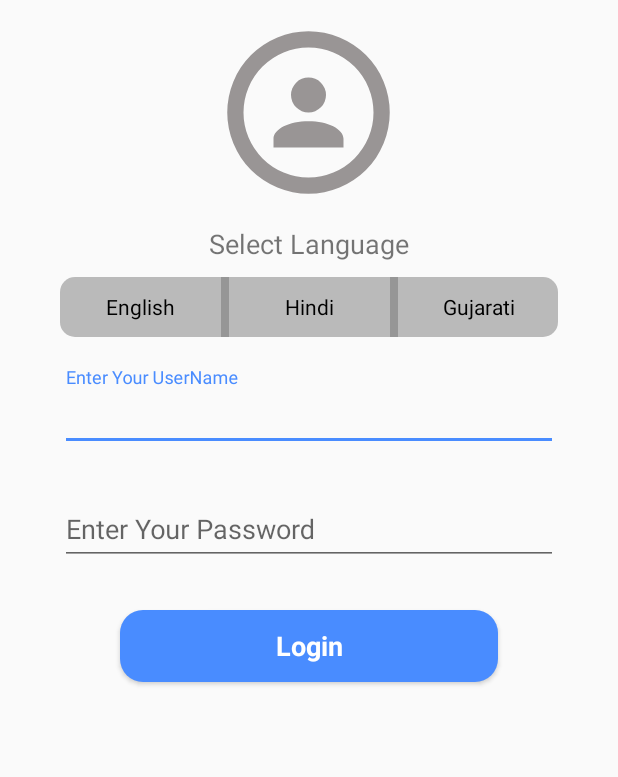
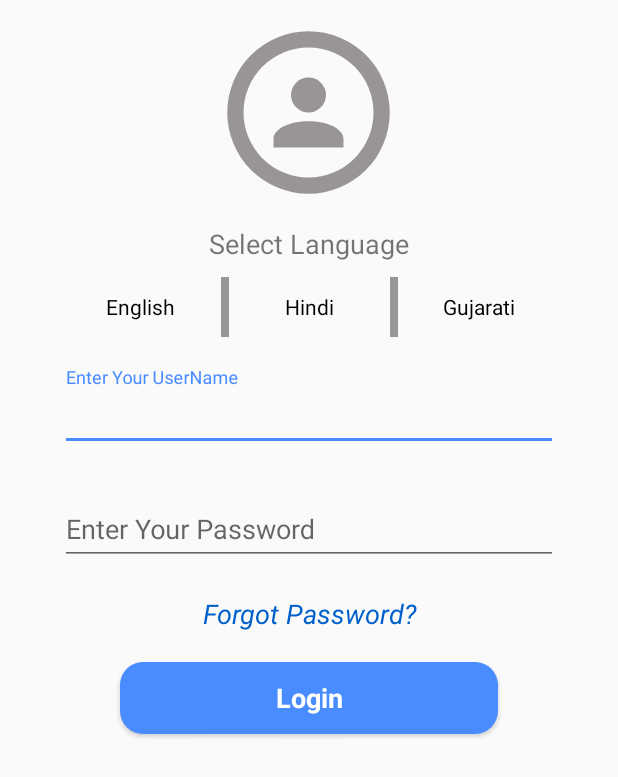
Before and after one commit to AnkitaPatel994/SKUMSchool, an Android app: the layout activity_login.xml on its own in the app's theme, with its tools: preview values and no code run, on a phone screen of 412 x 824 dp. Shown: the top 777 px of the screen. Run offline under Robolectric (Android 15) with nearby library versions, the phone set to English and light mode, and no system bars.

Commit message:
LoginActivity Changes

```diff
--- a/app/src/main/java/com/intelliworkz/skumschool/StudentDetailActivity.java
+++ b/app/src/main/java/com/intelliworkz/skumschool/StudentDetailActivity.java
@@ -22,7 +22,6 @@ public class StudentDetailActivity extends AppCompatActivity
         setContentView(R.layout.activity_student_detail);
         Toolbar toolbar = (Toolbar) findViewById(R.id.toolbar);
         setSupportActionBar(toolbar);
-        getSupportActionBar().hide();
 
         DrawerLayout drawer = (DrawerLayout) findViewById(R.id.drawer_layout);
         ActionBarDrawerToggle toggle = new ActionBarDrawerToggle(
--- a/app/src/main/res/drawable/language_swborder.xml
+++ b/app/src/main/res/drawable/language_right_swborder.xml
@@ -3,7 +3,9 @@
 
     <item>
         <shape android:shape="rectangle">
-            <corners android:radius="10dp" />
+            <corners
+                android:bottomRightRadius="10dp"
+                android:topRightRadius="10dp" />
             <gradient
                 android:angle="90"
                 android:startColor="@color/sw_color"
--- a/app/src/main/res/layout/activity_login.xml
+++ b/app/src/main/res/layout/activity_login.xml
@@ -60,7 +60,7 @@
                     android:layout_marginTop="10dp"
                     android:layout_marginLeft="40dp"
                     android:layout_marginRight="40dp"
-                    android:text="Select Language" />
+                    android:text="@string/txt_sl" />
 
                 <LinearLayout
                     android:layout_width="match_parent"
@@ -71,7 +71,6 @@
                     android:layout_marginTop="10dp"
                     android:layout_marginBottom="10dp"
                     android:gravity="center"
-                    android:background="@drawable/language_swborder"
                     android:orientation="horizontal">
 
                     <TextView
@@ -147,6 +146,20 @@
                         android:hint="@string/txt_hint_password"
                         android:inputType="textPassword" />
                 </android.support.design.widget.TextInputLayout>
+
+                <TextView
+                    android:id="@+id/txtForgotPass"
+                    android:layout_width="match_parent"
+                    android:layout_height="wrap_content"
+                    android:textSize="18dp"
+                    android:textStyle="italic"
+                    android:textColor="@color/colorPrimaryDark"
+                    android:gravity="center"
+                    android:layout_marginTop="10dp"
+                    android:layout_marginLeft="40dp"
+                    android:layout_marginRight="40dp"
+                    android:text="@string/txt_forgot_password" />
+
                 <Button
                     android:id="@+id/btnLogin"
                     style="@style/ButtonStyle"
--- a/app/src/main/res/values/colors.xml
+++ b/app/src/main/res/values/colors.xml
@@ -1,7 +1,7 @@
 <?xml version="1.0" encoding="utf-8"?>
 <resources>
     <color name="colorPrimary">#498cff</color>
-    <color name="colorPrimaryDark">#498cff</color>
+    <color name="colorPrimaryDark">#0060cb</color>
     <color name="colorPrimaryLight">#87bcff</color>
     <color name="colorAccent">#498cff</color>
     <color name="gray">#969696</color>
--- a/app/src/main/res/values/strings.xml
+++ b/app/src/main/res/values/strings.xml
@@ -9,6 +9,8 @@
     <string name="txt_hindi">Hindi</string>
     <string name="txt_gujarati">Gujarati</string>
     <string name="btn_login">Login</string>
+    <string name="txt_sl">Select Language</string>
+    <string name="txt_forgot_password">Forgot Password?</string>
     <string name="err_msg_uname">Enter valid Username.</string>
     <string name="err_msg_pass">Enter valid Password.</string>
 
```
Also changed, not shown: app/src/main/java/com/intelliworkz/skumschool/LoginActivity.java (+8 -8 lines), app/src/main/res/drawable/language_left_swborder.xml (added, +15 -0 lines), 1 other file.
